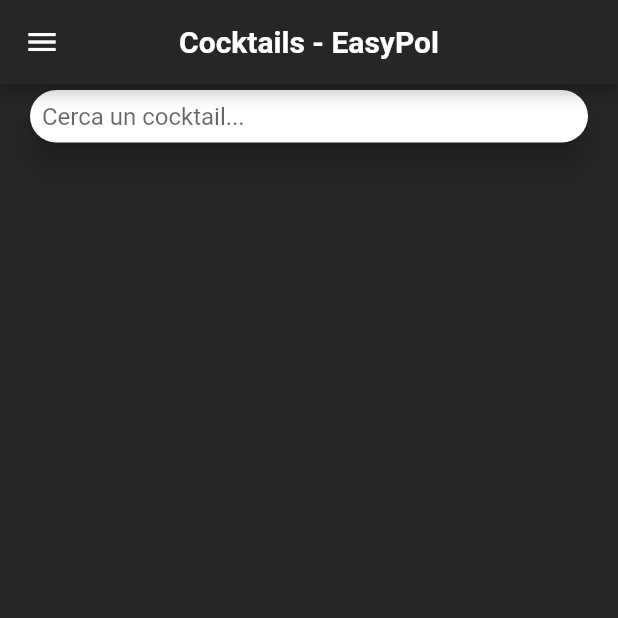
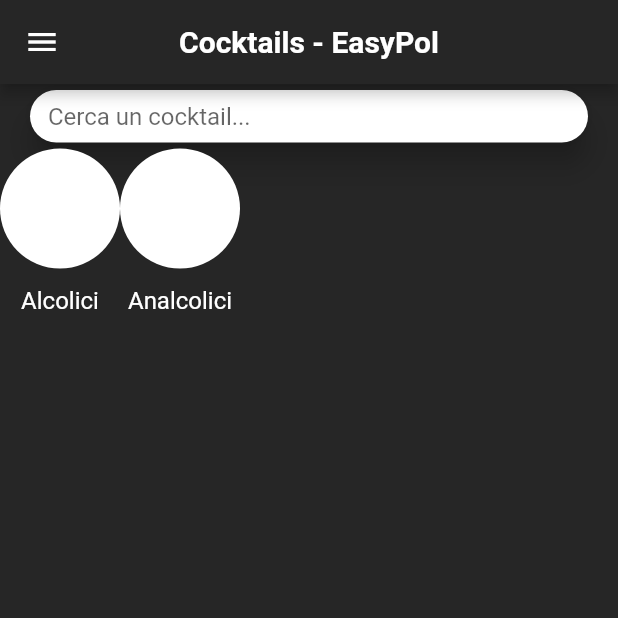
Before and after one commit to Albenga96/cocktailapp, a Flutter app: the screen it shows after launch, on a phone screen of 412 x 824 dp, the top half of it. Run offline on Flutter 3.47's test engine with Material 2 defaults, Android fonts, the phone set to English and light mode, and no system bars.

Commit message:
Updated home view

```diff
--- a/lib/src/presentation/views/home_view.dart
+++ b/lib/src/presentation/views/home_view.dart
@@ -1,6 +1,7 @@
 import 'package:cocktailapp/src/config/themes/cocktails_margins.dart';
 import 'package:cocktailapp/src/config/themes/cocktails_sizes.dart';
 import 'package:cocktailapp/src/presentation/utils/strings.dart';
+import 'package:cocktailapp/src/presentation/widgets/home/drink_selector.dart';
 
 import '../../config/themes/app_theme.dart';
 import '../../config/themes/cocktails_colors.dart';
@@ -36,8 +37,9 @@ class HomeView extends StatelessWidget {
               ),
               elevation: CocktailsMargins.coctailsMarginSmall,
               child: Padding(
-                padding: const EdgeInsets.all(
-                  CocktailsMargins.coctailsMarginSmall,
+                padding: const EdgeInsets.symmetric(
+                  vertical: CocktailsMargins.coctailsMarginSmall,
+                  horizontal: CocktailsMargins.cocktailMarginMedium,
                 ),
                 child: TextFormField(
                   decoration: const InputDecoration.collapsed(
@@ -47,6 +49,16 @@ class HomeView extends StatelessWidget {
               ),
             ),
           ),
+          Row(
+            children: const [
+              DrinkSelector(
+                text: "Alcolici",
+              ),
+              DrinkSelector(
+                text: "Analcolici",
+              )
+            ],
+          ),
         ],
       ),
     );
--- /dev/null
+++ b/lib/src/presentation/widgets/home/drink_selector.dart
@@ -0,0 +1,32 @@
+import 'package:cocktailapp/src/config/themes/app_theme.dart';
+import 'package:cocktailapp/src/config/themes/cocktails_margins.dart';
+import 'package:cocktailapp/src/config/themes/cocktails_sizes.dart';
+import 'package:flutter/material.dart';
+
+class DrinkSelector extends StatelessWidget {
+  const DrinkSelector({
+    Key? key,
+    required this.text,
+  }) : super(key: key);
+
+  final String text;
+
+  @override
+  Widget build(BuildContext context) {
+    return Column(
+      children: [
+        const CircleAvatar(
+          radius: CocktailSizes.sizebig,
+          backgroundColor: Colors.white,
+        ),
+        const SizedBox(
+          height: CocktailsMargins.cocktailMarginMedium,
+        ),
+        Text(
+          text,
+          style: cocktailsLightTheme().textTheme.headline4,
+        ),
+      ],
+    );
+  }
+}
```
